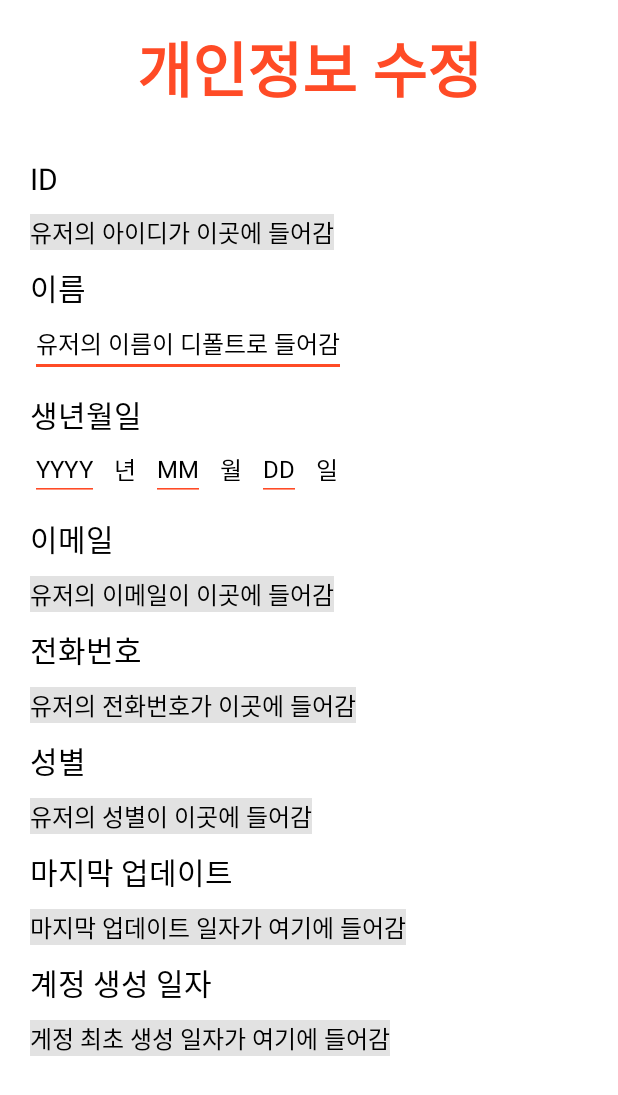
After one commit to MadMax-Team/honbap_signal_android, an Android app: the layout activity_user_info_modify.xml on its own in the app's theme, with its tools: preview values and no code run, on a phone screen of 412 x 824 dp. The commit adds this screen. Shown: the top 1095 px of the screen. Run offline under Robolectric (Android 15) with nearby library versions, the phone set to English and light mode, and no system bars.

Commit message:
UserInfoModifyActivity(레이아웃 초안 이후 변경가능) 추가하고 mypage에서 계정관리 버튼 누르면 넘어갈 수 있게 함

```diff
--- a/app/src/main/AndroidManifest.xml
+++ b/app/src/main/AndroidManifest.xml
@@ -59,6 +59,7 @@
         <activity android:name="com.example.HonbabSignal.MapActivity"/>
         <activity android:name="com.example.HonbabSignal.PopupActivity" android:theme="@android:style/Theme.Dialog"/>
         <activity android:name="com.example.HonbabSignal.KakaoLoginActivity"/>
+        <activity android:name="com.example.HonbabSignal.UserInfoModifyActivity"/>
     </application>
 
 </manifest>
--- a/app/src/main/java/com/example/HonbabSignal/LogInActivity.kt
+++ b/app/src/main/java/com/example/HonbabSignal/LogInActivity.kt
@@ -60,7 +60,7 @@ class LogInActivity : AppCompatActivity() {
             intent.addFlags(Intent.FLAG_ACTIVITY_NO_ANIMATION);
             startActivity(intent)
         }
-
+        //프로필(회원가입) 입력창으로 가는 버튼 : 임시
         binding.loginToProfileBtn.setOnClickListener{
             val intent = Intent(this,ProfileActivity::class.java)
             startActivity(intent)
--- a/app/src/main/java/com/example/HonbabSignal/MyPageFragment.kt
+++ b/app/src/main/java/com/example/HonbabSignal/MyPageFragment.kt
@@ -7,6 +7,7 @@ import android.view.View
 import android.view.ViewGroup
 import androidx.fragment.app.Fragment
 import com.example.HonbabSignal.databinding.FragmentMyPageBinding
+import com.google.firebase.auth.UserInfo
 
 
 class MyPageFragment : Fragment() {
@@ -27,6 +28,11 @@ class MyPageFragment : Fragment() {
             startActivity(intent)
         }
 
+        binding.myPageSettingBtn.setOnClickListener{
+            val intent = Intent(activity,UserInfoModifyActivity::class.java)
+            startActivity(intent)
+        }
+
         return binding.root
     }
 
--- /dev/null
+++ b/app/src/main/java/com/example/HonbabSignal/UserInfoModifyActivity.kt
@@ -0,0 +1,17 @@
+package com.example.HonbabSignal
+
+import android.os.Bundle
+import android.os.PersistableBundle
+import androidx.appcompat.app.AppCompatActivity
+import com.example.HonbabSignal.databinding.ActivityUserInfoModifyBinding
+
+class UserInfoModifyActivity : AppCompatActivity() {
+    lateinit var binding : ActivityUserInfoModifyBinding
+
+    override fun onCreate(savedInstanceState: Bundle?) {
+        super.onCreate(savedInstanceState)
+        binding = ActivityUserInfoModifyBinding.inflate(layoutInflater)
+        setContentView(binding.root)
+
+    }
+}
--- /dev/null
+++ b/app/src/main/res/layout/activity_user_info_modify.xml
@@ -0,0 +1,293 @@
+<?xml version="1.0" encoding="utf-8"?>
+<androidx.constraintlayout.widget.ConstraintLayout xmlns:android="http://schemas.android.com/apk/res/android"
+    android:layout_width="match_parent"
+    android:layout_height="match_parent"
+    xmlns:app="http://schemas.android.com/apk/res-auto">
+
+    <TextView
+        android:id="@+id/user_info_modify_title_tv"
+        android:layout_width="wrap_content"
+        android:layout_height="wrap_content"
+        android:text="개인정보 수정"
+        android:textSize="40sp"
+        android:textColor="@color/honbab_main_color"
+        android:textStyle="bold"
+        android:layout_marginTop="15dp"
+        app:layout_constraintTop_toTopOf="parent"
+        app:layout_constraintStart_toStartOf="parent"
+        app:layout_constraintEnd_toEndOf="parent"/>
+
+    //id
+    <TextView
+        android:id="@+id/user_info_modify_id_marker_tv"
+        android:layout_width="wrap_content"
+        android:layout_height="wrap_content"
+        android:text="ID"
+        android:textSize="20sp"
+        android:textColor="@color/black"
+        android:layout_marginStart="20dp"
+        android:layout_marginTop="30dp"
+        app:layout_constraintTop_toBottomOf="@id/user_info_modify_title_tv"
+        app:layout_constraintStart_toStartOf="parent"/>
+
+    <TextView
+        android:id="@+id/user_info_modify_id_tv"
+        android:layout_width="wrap_content"
+        android:layout_height="wrap_content"
+        android:text="유저의 아이디가 이곳에 들어감"
+        android:textSize="16sp"
+        android:layout_marginTop="10dp"
+        android:background="@color/light_gray"
+        android:textColor = "@color/black"
+        app:layout_constraintTop_toBottomOf="@id/user_info_modify_id_marker_tv"
+        app:layout_constraintStart_toStartOf="@id/user_info_modify_id_marker_tv"/>
+
+    //이름
+    <TextView
+        android:id="@+id/user_info_modify_name_marker_tv"
+        android:layout_width="wrap_content"
+        android:layout_height="wrap_content"
+        android:textColor="@color/black"
+        android:layout_marginTop="10dp"
+        android:textSize="20sp"
+        android:text="이름"
+        app:layout_constraintTop_toBottomOf="@id/user_info_modify_id_tv"
+        app:layout_constraintStart_toStartOf="@id/user_info_modify_id_marker_tv"/>
+
+    <EditText
+        android:id="@+id/user_info_modify_name_et"
+        android:layout_width="wrap_content"
+        android:layout_height="wrap_content"
+        android:text="유저의 이름이 디폴트로 들어감"
+        android:backgroundTint="@color/honbab_main_color"
+        android:textSize="16sp"
+        android:textColor="@color/black"
+        app:layout_constraintTop_toBottomOf="@id/user_info_modify_name_marker_tv"
+        app:layout_constraintStart_toStartOf="@id/user_info_modify_name_marker_tv"/>
+
+    //생일
+    <TextView
+        android:id="@+id/user_info_modify_birth_marker_tv"
+        android:layout_width="wrap_content"
+        android:layout_height="wrap_content"
+        android:textColor="@color/black"
+        android:layout_marginTop="10dp"
+        android:textSize="20sp"
+        android:text="생년월일"
+       app:layout_constraintTop_toBottomOf="@id/user_info_modify_name_et"
+        app:layout_constraintStart_toStartOf="@id/user_info_modify_id_marker_tv"/>
+    //연
+    <EditText
+        android:id="@+id/user_info_modify_birth_year_et"
+        android:layout_width="wrap_content"
+        android:layout_height="wrap_content"
+        android:text="YYYY"
+        android:textSize="16sp"
+        android:backgroundTint="@color/honbab_main_color"
+        android:textColor="@color/black"
+        app:layout_constraintTop_toBottomOf="@id/user_info_modify_birth_marker_tv"
+        app:layout_constraintStart_toStartOf="@id/user_info_modify_birth_marker_tv"/>
+    <TextView
+        android:id="@+id/user_info_modify_birth_year_tv"
+        android:layout_width="wrap_content"
+        android:layout_height="wrap_content"
+        android:text="년"
+        android:textSize="16sp"
+        android:textColor="@color/black"
+        android:layout_marginStart="10dp"
+        app:layout_constraintTop_toTopOf="@id/user_info_modify_birth_year_et"
+        app:layout_constraintBottom_toBottomOf="@id/user_info_modify_birth_year_et"
+        app:layout_constraintStart_toEndOf="@id/user_info_modify_birth_year_et"/>
+    //월
+
+    <EditText
+        android:id="@+id/user_info_modify_birth_month_et"
+        android:layout_width="wrap_content"
+        android:layout_height="wrap_content"
+        android:text="MM"
+        android:textSize="16sp"
+        android:backgroundTint="@color/honbab_main_color"
+        android:textColor="@color/black"
+        android:layout_marginStart="10dp"
+        app:layout_constraintTop_toBottomOf="@id/user_info_modify_birth_marker_tv"
+        app:layout_constraintStart_toEndOf="@id/user_info_modify_birth_year_tv"/>
+    <TextView
+        android:id="@+id/user_info_modify_birth_month_tv"
+        android:layout_width="wrap_content"
+        android:layout_height="wrap_content"
+        android:text="월"
+        android:textSize="16sp"
+        android:textColor="@color/black"
+        android:layout_marginStart="10dp"
+        app:layout_constraintTop_toTopOf="@id/user_info_modify_birth_year_et"
+        app:layout_constraintBottom_toBottomOf="@id/user_info_modify_birth_year_et"
+        app:layout_constraintStart_toEndOf="@id/user_info_modify_birth_month_et"/>
+
+    //일
+    <EditText
+        android:id="@+id/user_info_modify_birth_day_et"
+        android:layout_width="wrap_content"
+        android:layout_height="wrap_content"
+        android:text="DD"
+        android:backgroundTint="@color/honbab_main_color"
+        android:textSize="16sp"
+        android:textColor="@color/black"
+        android:layout_marginStart="10dp"
+        app:layout_constraintTop_toBottomOf="@id/user_info_modify_birth_marker_tv"
+        app:layout_constraintStart_toEndOf="@id/user_info_modify_birth_month_tv"/>
+    <TextView
+        android:id="@+id/user_info_modify_birth_day_tv"
+        android:layout_width="wrap_content"
+        android:layout_height="wrap_content"
+        android:text="일"
+        android:textSize="16sp"
+        android:textColor="@color/black"
+        android:layout_marginStart="10dp"
+        app:layout_constraintTop_toTopOf="@id/user_info_modify_birth_year_et"
+        app:layout_constraintBottom_toBottomOf="@id/user_info_modify_birth_year_et"
+        app:layout_constraintStart_toEndOf="@id/user_info_modify_birth_day_et"/>
+    //생일 끝
+
+    //이메일
+    <TextView
+        android:id="@+id/user_info_modify_email_marker_tv"
+        android:layout_width="wrap_content"
+        android:layout_height="wrap_content"
+        android:textColor="@color/black"
+        android:layout_marginTop="10dp"
+        android:textSize="20sp"
+        android:text="이메일"
+        app:layout_constraintTop_toBottomOf="@id/user_info_modify_birth_year_et"
+        app:layout_constraintStart_toStartOf="@id/user_info_modify_id_marker_tv"/>
+
+    <TextView
+        android:id="@+id/user_info_modify_email_tv"
+        android:layout_width="wrap_content"
+        android:layout_height="wrap_content"
+        android:text="유저의 이메일이 이곳에 들어감"
+        android:textSize="16sp"
+        android:layout_marginTop="10dp"
+        android:background="@color/light_gray"
+        android:textColor = "@color/black"
+        app:layout_constraintTop_toBottomOf="@id/user_info_modify_email_marker_tv"
+        app:layout_constraintStart_toStartOf="@id/user_info_modify_id_marker_tv"/>
+
+    //전화번호
+    <TextView
+        android:id="@+id/user_info_modify_number_marker_tv"
+        android:layout_width="wrap_content"
+        android:layout_height="wrap_content"
+        android:textColor="@color/black"
+        android:layout_marginTop="10dp"
+        android:textSize="20sp"
+        android:text="전화번호"
+        app:layout_constraintTop_toBottomOf="@id/user_info_modify_email_tv"
+        app:layout_constraintStart_toStartOf="@id/user_info_modify_id_marker_tv"/>
+
+    <TextView
+        android:id="@+id/user_info_modify_number_tv"
+        android:layout_width="wrap_content"
+        android:layout_height="wrap_content"
+        android:text="유저의 전화번호가 이곳에 들어감"
+        android:textSize="16sp"
+        android:layout_marginTop="10dp"
+        android:background="@color/light_gray"
+        android:textColor = "@color/black"
+        app:layout_constraintTop_toBottomOf="@id/user_info_modify_number_marker_tv"
+        app:layout_constraintStart_toStartOf="@id/user_info_modify_number_marker_tv"/>
+
+    //성별
+    <TextView
+        android:id="@+id/user_info_modify_sex_marker_tv"
+        android:layout_width="wrap_content"
+        android:layout_height="wrap_content"
+        android:textColor="@color/black"
+        android:layout_marginTop="10dp"
+        android:textSize="20sp"
+        android:text="성별"
+        app:layout_constraintTop_toBottomOf="@id/user_info_modify_number_tv"
+        app:layout_constraintStart_toStartOf="@id/user_info_modify_id_marker_tv"/>
+
+    <TextView
+        android:id="@+id/user_info_modify_sex_tv"
+        android:layout_width="wrap_content"
+        android:layout_height="wrap_content"
+        android:text="유저의 성별이 이곳에 들어감"
+        android:textSize="16sp"
+        android:layout_marginTop="10dp"
+        android:background="@color/light_gray"
+        android:textColor = "@color/black"
+        app:layout_constraintTop_toBottomOf="@id/user_info_modify_sex_marker_tv"
+        app:layout_constraintStart_toStartOf="@id/user_info_modify_sex_marker_tv"/>
+
+    //업데이트 일자
+    <TextView
+        android:id="@+id/user_info_modify_last_update_marker_tv"
+        android:layout_width="wrap_content"
+        android:layout_height="wrap_content"
+        android:textColor="@color/black"
+        android:layout_marginTop="10dp"
+        android:textSize="20sp"
+        android:text="마지막 업데이트"
+        app:layout_constraintTop_toBottomOf="@id/user_info_modify_sex_tv"
+        app:layout_constraintStart_toStartOf="@id/user_info_modify_id_marker_tv"/>
+
+    <TextView
+        android:id="@+id/user_info_modify_last_update_tv"
+        android:layout_width="wrap_content"
+        android:layout_height="wrap_content"
+        android:text="마지막 업데이트 일자가 여기에 들어감"
+        android:textSize="16sp"
+        android:layout_marginTop="10dp"
+        android:background="@color/light_gray"
+        android:textColor = "@color/black"
+        app:layout_constraintTop_toBottomOf="@id/user_info_modify_last_update_marker_tv"
+        app:layout_constraintStart_toStartOf="@id/user_info_modify_last_update_marker_tv"/>
+
+    //생성일자
+    <TextView
+        android:id="@+id/user_info_modify_create_date_marker_tv"
+        android:layout_width="wrap_content"
+        android:layout_height="wrap_content"
+        android:textColor="@color/black"
+        android:layout_marginTop="10dp"
+        android:textSize="20sp"
+        android:text="계정 생성 일자"
+        app:layout_constraintTop_toBottomOf="@id/user_info_modify_last_update_tv"
+        app:layout_constraintStart_toStartOf="@id/user_info_modify_id_marker_tv"/>
+
+    <TextView
+        android:id="@+id/user_info_modify_create_date_tv"
+        android:layout_width="wrap_content"
+        android:layout_height="wrap_content"
+        android:text="게정 최초 생성 일자가 여기에 들어감"
+        android:textSize="16sp"
+        android:layout_marginTop="10dp"
+        android:background="@color/light_gray"
+        android:textColor = "@color/black"
+        app:layout_constraintTop_toBottomOf="@id/user_info_modify_create_date_marker_tv"
+        app:layout_constraintStart_toStartOf="@id/user_info_modify_create_date_marker_tv"/>
+
+
+
+
+
+
+
+
+
+
+
+
+
+
+
+
+
+
+
+
+
+
+
+</androidx.constraintlayout.widget.ConstraintLayout>
--- a/app/src/main/res/values/colors.xml
+++ b/app/src/main/res/values/colors.xml
@@ -18,5 +18,6 @@
     <color name="failure">#E74C3C</color>
     <color name="warning">#F1C40F</color>
     <color name="honbab_main_color">#FF4B26</color>
+    <color name="light_gray">#E2E2E2</color>
 
 </resources>
```
